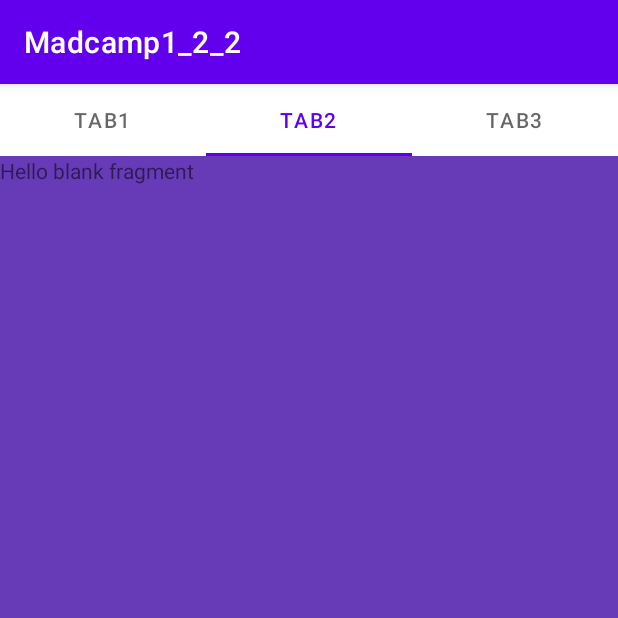
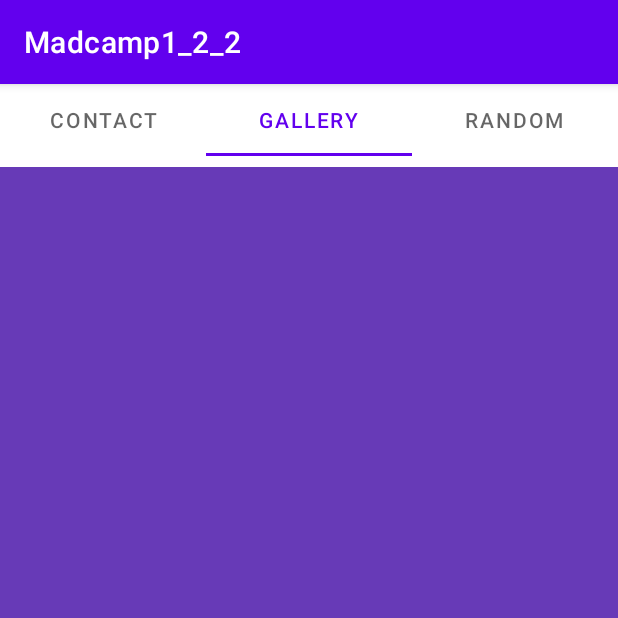
Before and after one commit to kong430/Madcamp1_2, an Android app: the screen it shows after launch (MainActivity), tab 2 chosen, on a phone screen of 412 x 824 dp, the top half of it. Run offline under Robolectric (Android 15) with nearby library versions, the phone set to English and light mode, and no system bars.

Commit message:
first commit

```diff
--- a/app/src/main/java/com/example/madcamp1_2_2/Fragment1.java
+++ b/app/src/main/java/com/example/madcamp1_2_2/Fragment1.java
@@ -34,7 +34,7 @@ public class Fragment1 extends Fragment {
      *
      * @param param1 Parameter 1.
      * @param param2 Parameter 2.
-     * @return A new instance of fragment Fragment1.
+     * @return A new instance of fragment FragmentDos.
      */
     // TODO: Rename and change types and number of parameters
     public static Fragment1 newInstance(String param1, String param2) {
--- a/app/src/main/java/com/example/madcamp1_2_2/Fragment2.java
+++ b/app/src/main/java/com/example/madcamp1_2_2/Fragment2.java
@@ -10,7 +10,7 @@ import android.view.ViewGroup;
 
 /**
  * A simple {@link Fragment} subclass.
- * Use the {@link Fragment2#newInstance} factory method to
+ * Use the {@link Fragment3#newInstance} factory method to
  * create an instance of this fragment.
  */
 public class Fragment2 extends Fragment {
@@ -34,7 +34,7 @@ public class Fragment2 extends Fragment {
      *
      * @param param1 Parameter 1.
      * @param param2 Parameter 2.
-     * @return A new instance of fragment Fragment2.
+     * @return A new instance of fragment FragmentDos.
      */
     // TODO: Rename and change types and number of parameters
     public static Fragment2 newInstance(String param1, String param2) {
--- a/app/src/main/java/com/example/madcamp1_2_2/Fragment3.java
+++ b/app/src/main/java/com/example/madcamp1_2_2/Fragment3.java
@@ -34,7 +34,7 @@ public class Fragment3 extends Fragment {
      *
      * @param param1 Parameter 1.
      * @param param2 Parameter 2.
-     * @return A new instance of fragment Fragment3.
+     * @return A new instance of fragment FragmentDos.
      */
     // TODO: Rename and change types and number of parameters
     public static Fragment3 newInstance(String param1, String param2) {
--- a/app/src/main/java/com/example/madcamp1_2_2/MainActivity.java
+++ b/app/src/main/java/com/example/madcamp1_2_2/MainActivity.java
@@ -1,23 +1,76 @@
 package com.example.madcamp1_2_2;
 
+import androidx.annotation.NonNull;
+import androidx.appcompat.app.AppCompatActivity;
+import androidx.fragment.app.Fragment;
+import androidx.fragment.app.FragmentActivity;
+import androidx.viewpager2.adapter.FragmentStateAdapter;
+import androidx.viewpager2.widget.ViewPager2;
+
 import android.os.Bundle;
-
-import androidx.appcompat.app.AppCompatActivity;
-import androidx.viewpager.widget.ViewPager;
 
 import com.google.android.material.tabs.TabLayout;
 
 public class MainActivity extends AppCompatActivity {
+
     @Override
-    protected void onCreate(Bundle savedInstanceState){
+    protected void onCreate(Bundle savedInstanceState) {
         super.onCreate(savedInstanceState);
         setContentView(R.layout.activity_main);
 
-        ViewPager vp = findViewById(R.id.viewpager);
-        VPAdapter adapter = new VPAdapter(getSupportFragmentManager());
-        vp.setAdapter(adapter);
+        ViewPager2 viewPager2= findViewById(R.id.viewpager);
+        MyViewAdapter adapter=new MyViewAdapter(this);
+        viewPager2.setAdapter(adapter);
 
-        TabLayout tab = findViewById(R.id.tab);
-        tab.setupWithViewPager(vp);
+        TabLayout tabLayout= findViewById(R.id.tab);
+        tabLayout.addOnTabSelectedListener(new TabLayout.OnTabSelectedListener() {
+            @Override
+            public void onTabSelected(TabLayout.Tab tab) {
+                viewPager2.setCurrentItem(tab.getPosition());
+            }
+
+            @Override
+            public void onTabUnselected(TabLayout.Tab tab) {
+
+            }
+
+            @Override
+            public void onTabReselected(TabLayout.Tab tab) {
+
+            }
+        });
+
+        viewPager2.registerOnPageChangeCallback(new ViewPager2.OnPageChangeCallback() {
+            @Override
+            public void onPageSelected(int position) {
+                // super.onPageSelected(position);
+                tabLayout.selectTab(tabLayout.getTabAt(position));
+            }
+        });
+    }
+
+    class MyViewAdapter extends FragmentStateAdapter{
+
+        public MyViewAdapter(@NonNull FragmentActivity fragment) {
+            super(fragment);
+        }
+
+        @NonNull
+        @Override
+        public Fragment createFragment(int position) {
+            if(position==0){
+                return new Fragment1();
+            }else if (position==1){
+                return new Fragment2();
+            }else if (position==2){
+                return new Fragment3();
+            }
+            return null;
+        }
+
+        @Override
+        public int getItemCount() {
+            return 3;
+        }
     }
 }
--- a/app/src/main/res/layout/activity_main.xml
+++ b/app/src/main/res/layout/activity_main.xml
@@ -1,36 +1,42 @@
 <?xml version="1.0" encoding="utf-8"?>
-<LinearLayout xmlns:android="http://schemas.android.com/apk/res/android"
+<androidx.constraintlayout.widget.ConstraintLayout xmlns:android="http://schemas.android.com/apk/res/android"
+    xmlns:app="http://schemas.android.com/apk/res-auto"
     xmlns:tools="http://schemas.android.com/tools"
     android:layout_width="match_parent"
     android:layout_height="match_parent"
-    android:orientation="vertical">
+    tools:context=".MainActivity">
 
     <com.google.android.material.tabs.TabLayout
         android:id="@+id/tab"
         android:layout_width="match_parent"
-        android:layout_height="wrap_content">
+        android:layout_height="wrap_content"
+        app:layout_constraintEnd_toEndOf="parent"
+        app:layout_constraintStart_toStartOf="parent"
+        app:layout_constraintTop_toTopOf="parent">
 
         <com.google.android.material.tabs.TabItem
-            android:id="@+id/tab_Item1"
             android:layout_width="wrap_content"
             android:layout_height="wrap_content"
-            android:text="Tab1" />
+            android:text="CONTACT" />
 
         <com.google.android.material.tabs.TabItem
-            android:id="@+id/tab_Item2"
             android:layout_width="wrap_content"
             android:layout_height="wrap_content"
-            android:text="Tab2" />
+            android:text="GALLERY" />
 
         <com.google.android.material.tabs.TabItem
-            android:id="@+id/tab_Item3"
             android:layout_width="wrap_content"
             android:layout_height="wrap_content"
-            android:text="Tab3" />
+            android:text="RANDOM" />
     </com.google.android.material.tabs.TabLayout>
 
-    <androidx.viewpager.widget.ViewPager
+    <androidx.viewpager2.widget.ViewPager2
         android:id="@+id/viewpager"
         android:layout_width="match_parent"
-        android:layout_height="match_parent" />
-</LinearLayout>
+        android:layout_height="match_parent"
+        android:layout_marginTop="55dp"
+        app:layout_constraintBottom_toBottomOf="parent"
+        app:layout_constraintEnd_toEndOf="parent"
+        app:layout_constraintStart_toStartOf="parent"
+        app:layout_constraintTop_toBottomOf="@+id/tab" />
+</androidx.constraintlayout.widget.ConstraintLayout>
--- a/app/src/main/res/layout/fragment_1.xml
+++ b/app/src/main/res/layout/fragment_1.xml
@@ -1,15 +1,8 @@
 <?xml version="1.0" encoding="utf-8"?>
 <FrameLayout xmlns:android="http://schemas.android.com/apk/res/android"
     xmlns:tools="http://schemas.android.com/tools"
+    android:id="@+id/fragment1"
     android:layout_width="match_parent"
     android:layout_height="match_parent"
-    android:background="#FB3535"
-    tools:context=".Fragment1">
-
-    <!-- TODO: Update blank fragment layout -->
-    <TextView
-        android:layout_width="match_parent"
-        android:layout_height="match_parent"
-        android:text="@string/hello_blank_fragment" />
-
-</FrameLayout>
+    android:background="#7CB342"
+    tools:context=".Fragment1"/>
--- a/app/src/main/res/layout/fragment_2.xml
+++ b/app/src/main/res/layout/fragment_2.xml
@@ -1,15 +1,8 @@
 <?xml version="1.0" encoding="utf-8"?>
 <FrameLayout xmlns:android="http://schemas.android.com/apk/res/android"
     xmlns:tools="http://schemas.android.com/tools"
+    android:id="@+id/fragment2"
     android:layout_width="match_parent"
     android:layout_height="match_parent"
     android:background="#673AB7"
-    tools:context=".Fragment2">
-
-    <!-- TODO: Update blank fragment layout -->
-    <TextView
-        android:layout_width="match_parent"
-        android:layout_height="match_parent"
-        android:text="@string/hello_blank_fragment" />
-
-</FrameLayout>
+    tools:context=".Fragment2" />
--- a/app/src/main/res/layout/fragment_3.xml
+++ b/app/src/main/res/layout/fragment_3.xml
@@ -1,14 +1,7 @@
 <?xml version="1.0" encoding="utf-8"?>
 <FrameLayout xmlns:android="http://schemas.android.com/apk/res/android"
     xmlns:tools="http://schemas.android.com/tools"
+    android:id="@+id/fragment3"
     android:layout_width="match_parent"
     android:layout_height="match_parent"
-    tools:context=".Fragment3">
-
-    <!-- TODO: Update blank fragment layout -->
-    <TextView
-        android:layout_width="match_parent"
-        android:layout_height="match_parent"
-        android:text="@string/hello_blank_fragment" />
-
-</FrameLayout>
+    tools:context=".Fragment3" />
```
